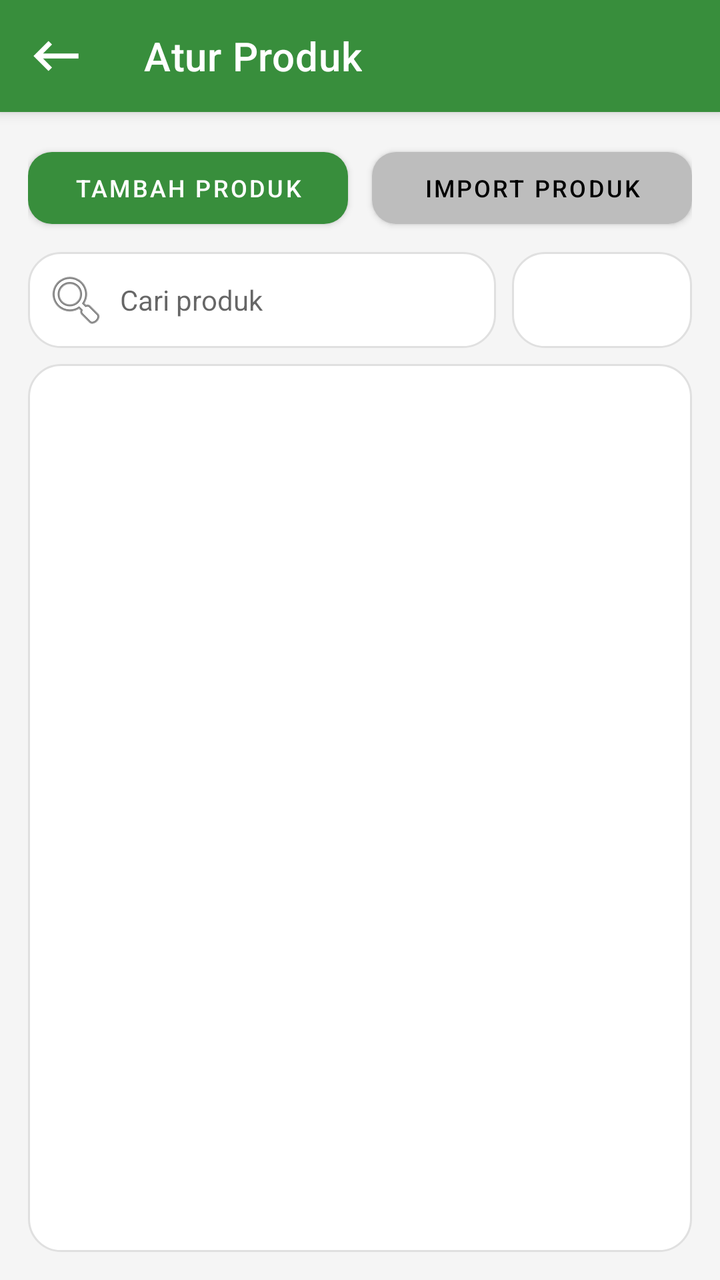
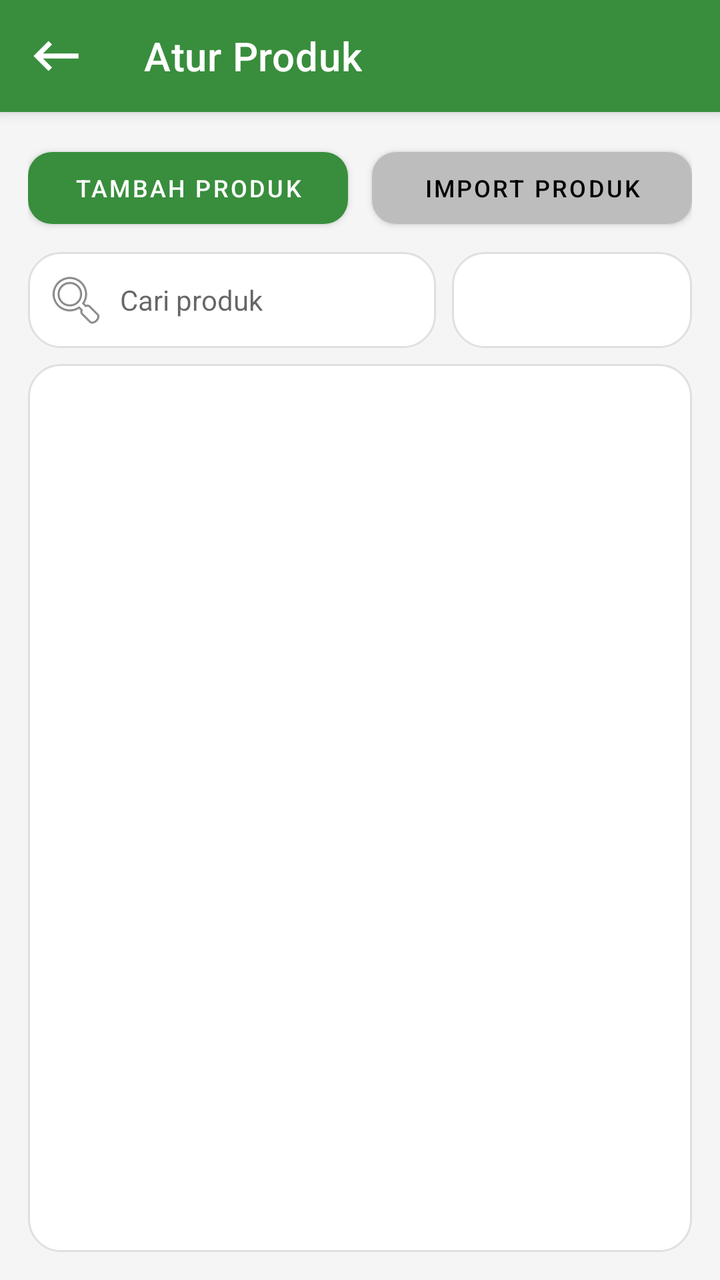

The first picture is an Android layout as it rendered before a commit; the second is the same layout after the commit. The layout source and the unified diff follow.
<!-- AndroidManifest.xml: application theme Theme.DasPos -->
<!-- res/layout/activity_product.xml -->
<?xml version="1.0" encoding="utf-8"?>
<LinearLayout xmlns:android="http://schemas.android.com/apk/res/android"
    xmlns:app="http://schemas.android.com/apk/res-auto"
    android:layout_width="match_parent"
    android:layout_height="match_parent"
    android:background="@color/warm_gray"
    android:orientation="vertical">

    <com.google.android.material.appbar.MaterialToolbar
        android:id="@+id/toolbar"
        style="@style/DasPosToolbar"
        android:layout_width="match_parent"
        android:layout_height="?attr/actionBarSize"
        app:navigationIcon="@drawable/ic_back"
        app:title="@string/manage_products" />

    <LinearLayout
        android:layout_width="match_parent"
        android:layout_height="match_parent"
        android:orientation="vertical"
        android:padding="14dp">

        <LinearLayout
            android:layout_width="match_parent"
            android:layout_height="wrap_content"
            android:orientation="horizontal">

            <com.google.android.material.button.MaterialButton
                android:id="@+id/btnAddProduct"
                style="@style/DasPosPrimaryButton"
                android:layout_width="0dp"
                android:layout_height="wrap_content"
                android:layout_marginEnd="6dp"
                android:layout_weight="1"
                android:text="@string/add_product" />

            <com.google.android.material.button.MaterialButton
                android:id="@+id/btnImportProduct"
                style="@style/DasPosGrayButton"
                android:layout_width="0dp"
                android:layout_height="wrap_content"
                android:layout_marginStart="6dp"
                android:layout_weight="1"
                android:text="@string/import_product" />
        </LinearLayout>

        <LinearLayout
            android:layout_width="match_parent"
            android:layout_height="wrap_content"
            android:layout_marginTop="8dp"
            android:orientation="horizontal">

            <EditText
                android:id="@+id/etSearch"
                android:layout_width="0dp"
                android:layout_height="wrap_content"
                android:layout_weight="1"
                android:background="@drawable/bg_input"
                android:drawableStart="@android:drawable/ic_menu_search"
                android:drawablePadding="6dp"
                android:hint="@string/search_product"
                android:padding="8dp"
                android:textSize="14sp" />

            <Spinner
                android:id="@+id/spSort"
                android:layout_width="90dp"
                android:layout_height="match_parent"
                android:layout_marginStart="8dp"
                android:textSize="11sp"
                android:background="@drawable/bg_input" />
        </LinearLayout>

        <FrameLayout
            android:layout_width="match_parent"
            android:layout_height="0dp"
            android:layout_marginTop="8dp"
            android:layout_weight="1"
            android:background="@drawable/bg_card">

            <androidx.recyclerview.widget.RecyclerView
                android:id="@+id/rvProducts"
                android:layout_width="match_parent"
                android:layout_height="match_parent"/>

            <LinearLayout
                android:id="@+id/layoutProductState"
                android:layout_width="match_parent"
                android:layout_height="match_parent"
                android:gravity="center"
                android:orientation="vertical"
                android:padding="8dp"
                android:visibility="gone">

                <ProgressBar
                    android:id="@+id/progressProduct"
                    android:layout_width="wrap_content"
                    android:layout_height="wrap_content" />

                <TextView
                    android:id="@+id/tvProductState"
                    android:layout_width="wrap_content"
                    android:layout_height="wrap_content"
                    android:layout_marginTop="8dp"
                    android:textColor="@color/text_secondary"
                    android:textSize="11sp" />
            </LinearLayout>
        </FrameLayout>
    </LinearLayout>
</LinearLayout>
<!-- resources referenced by this layout -->
<resources>
  <color name="text_secondary">#666666</color>
  <color name="warm_gray">#F5F5F5</color>
  <!-- drawable bg_card (drawable) -->
  <?xml version="1.0" encoding="utf-8"?>
  <shape xmlns:android="http://schemas.android.com/apk/res/android">
      <solid android:color="@color/surface_white" />
      <corners android:radius="16dp" />
      <padding android:left="16dp" android:top="16dp" android:right="16dp" android:bottom="16dp" />
      <stroke android:width="1dp" android:color="@color/divider" />
  </shape>
  <!-- drawable bg_input (drawable) -->
  <?xml version="1.0" encoding="utf-8"?>
  
  <shape xmlns:android="http://schemas.android.com/apk/res/android">
      <solid android:color="@color/surface_white" />
      <corners android:radius="16dp" />
      <padding android:left="16dp" android:top="16dp" android:right="16dp" android:bottom="16dp" />
      <stroke android:width="1dp" android:color="@color/divider" />
  </shape>
  <!-- drawable ic_back (drawable) -->
  <vector xmlns:android="http://schemas.android.com/apk/res/android"
      android:width="30dp"
      android:height="30dp"
      android:tint="#FFFFFF"
      android:viewportWidth="24"
      android:viewportHeight="24">
      <path
          android:fillColor="@android:color/white"
          android:pathData="M21,11H6.83l3.58,-3.59L9,6l-6,6 6,6 1.41,-1.41L6.83,13H21z" />
  </vector>
  <string name="add_product">Tambah Produk</string>
  <string name="import_product">Import Produk</string>
  <string name="manage_products">Atur Produk</string>
  <string name="search_product">Cari produk</string>
  <style name="DasPosGrayButton" parent="Widget.MaterialComponents.Button">
          <item name="backgroundTint">@color/button_gray</item>
          <item name="android:textColor">@android:color/black</item>
          <item name="android:textSize">12sp</item>
          <item name="cornerRadius">12dp</item>
          <item name="android:minHeight">48dp</item>
      </style>
  <style name="DasPosPrimaryButton" parent="Widget.MaterialComponents.Button">
          <item name="backgroundTint">@color/primary_green</item>
          <item name="android:textColor">@color/surface_white</item>
          <item name="android:textSize">12sp</item>
          <item name="cornerRadius">12dp</item>
          <item name="android:minHeight">48dp</item>
      </style>
  <style name="DasPosToolbar" parent="Widget.MaterialComponents.Toolbar.Primary">
          <item name="android:background">@color/primary_green</item>
          <item name="titleTextColor">@color/surface_white</item>
          <item name="navigationIconTint">@color/surface_white</item>
      </style>
  <style name="Theme.DasPos" parent="Theme.MaterialComponents.Light.NoActionBar">
          <item name="colorPrimary">@color/primary_green</item>
          <item name="colorPrimaryVariant">@color/primary_green_dark</item>
          <item name="colorOnPrimary">@color/surface_white</item>
          <item name="colorSurface">@color/surface_white</item>
          <item name="android:statusBarColor">@color/primary_green_dark</item>
      </style>
  <color name="surface_white">#FFFFFF</color>
  <color name="divider">#E0E0E0</color>
  <color name="button_gray">#BDBDBD</color>
  <color name="primary_green">#388E3C</color>
  <color name="primary_green_dark">#2E7D32</color>
</resources>

<!-- the commit's change to res/layout/activity_product.xml (unified diff, before → after) -->
@@ -64,10 +64,10 @@
 
             <Spinner
                 android:id="@+id/spSort"
-                android:layout_width="90dp"
+                android:layout_width="120dp"
                 android:layout_height="match_parent"
                 android:layout_marginStart="8dp"
-                android:textSize="11sp"
+                android:textSize="10sp"
                 android:background="@drawable/bg_input" />
         </LinearLayout>
 
@@ -81,7 +81,8 @@
             <androidx.recyclerview.widget.RecyclerView
                 android:id="@+id/rvProducts"
                 android:layout_width="match_parent"
-                android:layout_height="match_parent"/>
+                android:layout_height="match_parent"
+                android:padding="0dp"/>
 
             <LinearLayout
                 android:id="@+id/layoutProductState"
